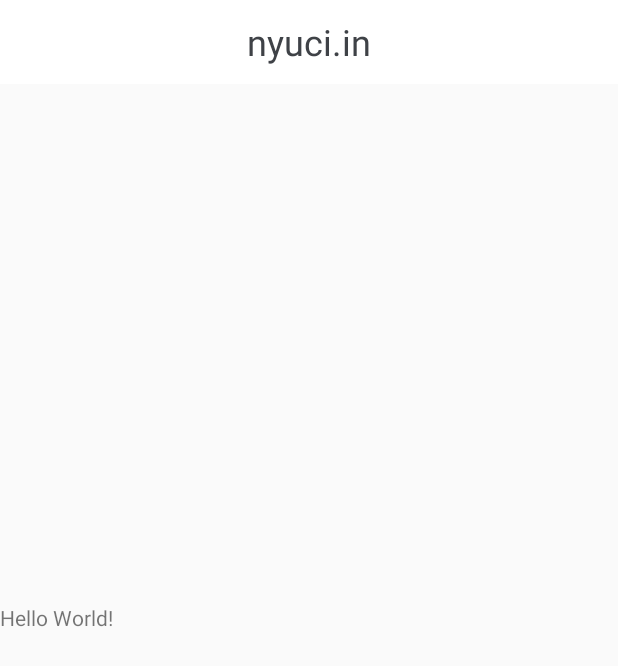
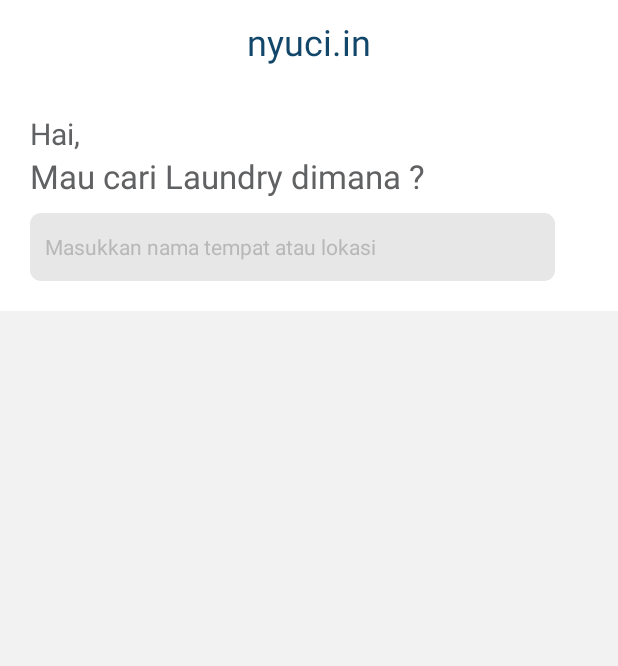
Before and after one commit to rizqimauludin10/ProjectTugasAkhirNew_v1, an Android app: the layout activity_main.xml on its own in the app's theme, with its tools: preview values and no code run, on a phone screen of 412 x 824 dp. Shown: the top 666 px of the screen. Run offline under Robolectric (Android 15) with nearby library versions, the light colour scheme and no system bars.

Commit message:
tes commit 2

```diff
--- /dev/null
+++ b/app/src/main/res/drawable/edittext_style.xml
@@ -0,0 +1,13 @@
+<?xml version="1.0" encoding="utf-8"?>
+<shape xmlns:android="http://schemas.android.com/apk/res/android" >
+
+    <solid android:color="#E7E7E7" />
+
+    <!--<stroke
+        android:width="1dp"
+        android:color="#2f6699" />-->
+    <corners
+        android:radius="7dp"
+        />
+
+</shape>
--- a/app/src/main/res/drawable/side_nav_bar.xml
+++ b/app/src/main/res/drawable/side_nav_bar.xml
@@ -1,9 +1,10 @@
 <shape xmlns:android="http://schemas.android.com/apk/res/android"
     android:shape="rectangle">
+
     <gradient
         android:angle="135"
-        android:centerColor="#009688"
-        android:endColor="#00695C"
-        android:startColor="#4DB6AC"
+        android:centerColor="#FFFFFF"
+        android:endColor="#FFFFFF"
+        android:startColor="#FFFFFF"
         android:type="linear" />
 </shape>
--- a/app/src/main/res/layout/activity_main.xml
+++ b/app/src/main/res/layout/activity_main.xml
@@ -18,7 +18,9 @@
         android:layout_width="wrap_content"
         android:layout_height="match_parent"
         android:layout_gravity="start"
+        android:background="@drawable/side_nav_bar"
         android:fitsSystemWindows="true"
+        app:itemTextColor="#848484"
         app:headerLayout="@layout/nav_header_main"
         app:menu="@menu/activity_main_drawer" />
 
--- a/app/src/main/res/layout/app_bar_main.xml
+++ b/app/src/main/res/layout/app_bar_main.xml
@@ -6,6 +6,8 @@
     android:layout_width="match_parent"
     android:layout_height="match_parent"
     tools:context=".MainActivity">
+
+    <include layout="@layout/content_main" />
 
 
     <androidx.appcompat.widget.Toolbar
@@ -33,6 +35,6 @@
     </RelativeLayout>
 
 
-    <include layout="@layout/content_main" />
+
 
 </RelativeLayout>
--- a/app/src/main/res/layout/content_main.xml
+++ b/app/src/main/res/layout/content_main.xml
@@ -6,12 +6,55 @@
     android:layout_height="match_parent"
     app:layout_behavior="@string/appbar_scrolling_view_behavior"
     tools:context=".MainActivity"
+    android:background="@color/backgroundmain"
     android:orientation="horizontal">
 
-    <TextView
-        android:layout_width="wrap_content"
+    <LinearLayout
+        android:layout_width="match_parent"
         android:layout_height="wrap_content"
-        android:text="Hello World!"
-        android:layout_gravity="center"/>
+        android:layout_marginTop="55dp"
+        android:orientation="vertical"
+        android:background="@color/background"
+        android:padding="20dp">
+        <TextView
+            android:layout_width="wrap_content"
+            android:layout_height="wrap_content"
+            android:text="Hai,"
+            android:textSize="20sp"
+            android:textColor="#606163"
+            fontPath="font/TitilliumWeb-Bold.ttf"
+            tools:ignore="MissingPrefix"/>
+
+        <TextView
+            android:layout_width="wrap_content"
+            android:layout_height="wrap_content"
+            android:text="Mau cari Laundry dimana ? "
+            android:textSize="22sp"
+            android:textColor="#606163"
+            fontPath="font/TitilliumWeb-Bold.ttf"
+            tools:ignore="MissingPrefix"
+            />
+
+        <FrameLayout
+            android:layout_width="match_parent"
+            android:layout_height="wrap_content"
+            android:layout_marginTop="10dp">
+
+            <EditText
+                android:layout_width="350dp"
+                android:layout_height="45dp"
+                android:text="Masukkan nama tempat atau lokasi"
+                android:textSize="14sp"
+                android:padding="10dp"
+                android:textColor="#B8B8B8"
+                android:background="@drawable/edittext_style"
+                fontPath="font/TitilliumWeb-Light.ttf"
+                tools:ignore="MissingPrefix"/>
+
+        </FrameLayout>
+
+    </LinearLayout>
+
+
 
 </LinearLayout>
--- a/app/src/main/res/menu/activity_main_drawer.xml
+++ b/app/src/main/res/menu/activity_main_drawer.xml
@@ -9,30 +9,31 @@
             android:icon="@drawable/ic_menu_camera"
             android:title="@string/menu_home" />
         <item
-            android:id="@+id/nav_gallery"
+            android:id="@+id/nav_add"
             android:icon="@drawable/ic_menu_gallery"
-            android:title="@string/menu_gallery" />
+            android:title="@string/menu_add" />
         <item
-            android:id="@+id/nav_slideshow"
+            android:id="@+id/nav_profile"
             android:icon="@drawable/ic_menu_slideshow"
-            android:title="@string/menu_slideshow" />
+            android:title="@string/menu_profile" />
         <item
-            android:id="@+id/nav_tools"
+            android:id="@+id/nav_about"
             android:icon="@drawable/ic_menu_manage"
-            android:title="@string/menu_tools" />
+            android:title="@string/menu_about" />
+
+        <item
+            android:id="@+id/nav_signout"
+            android:icon="@drawable/ic_menu_share"
+            android:title="@string/menu_signout" />
     </group>
 
-    <item android:title="Communicate">
+    <!--<item android:title="Communicate">
         <menu>
             <item
-                android:id="@+id/nav_share"
+                android:id="@+id/nav_signout"
                 android:icon="@drawable/ic_menu_share"
-                android:title="@string/menu_share" />
-            <item
-                android:id="@+id/nav_send"
-                android:icon="@drawable/ic_menu_send"
-                android:title="@string/menu_send" />
+                android:title="@string/menu_signout" />
         </menu>
-    </item>
+    </item>-->
 
 </menu>
--- a/app/src/main/res/menu/main.xml
+++ b/app/src/main/res/menu/main.xml
@@ -5,5 +5,6 @@
         android:id="@+id/action_settings"
         android:orderInCategory="100"
         android:title="@string/action_settings"
-        app:showAsAction="never" />
+        android:icon="@drawable/ic_menu_manage"
+        app:showAsAction="always" />
 </menu>
--- a/app/src/main/res/values/colors.xml
+++ b/app/src/main/res/values/colors.xml
@@ -2,9 +2,11 @@
 <resources>
     <color name="colorPrimary">#008577</color>
     <color name="colorPrimaryDark">#00574B</color>
-    <color name="colorAccent">#D81B60</color>
+    <color name="colorAccent">#3F4247</color>
     <color name="colorPrimaryApps">#3263FE</color>
-    <color name="text">#424056</color>
-    <color name="tittleApps">#3F4247</color>
+    <color name="text">#979797</color>
+    <color name="username">#3F4247</color>
+    <color name="tittleApps">#13476A</color>
     <color name="background">#FFFFFF</color>
+    <color name="backgroundmain">#F2F2F2</color>
 </resources>
--- a/app/src/main/res/values/strings.xml
+++ b/app/src/main/res/values/strings.xml
@@ -2,15 +2,14 @@
     <string name="app_name">TugasAkhir_NyuciApps</string>
     <string name="navigation_drawer_open">Open navigation drawer</string>
     <string name="navigation_drawer_close">Close navigation drawer</string>
-    <string name="nav_header_title">Android Studio</string>
-    <string name="nav_header_subtitle">android.studio@android.com</string>
-    <string name="nav_header_desc">Navigation header</string>
+    <string name="nav_header_title">Rizqi Mauludin</string>
+    <string name="nav_header_subtitle">rizqimauludin10@gmail.com</string>
+    <string name="nav_header_desc">Foto Profil</string>
     <string name="action_settings">Settings</string>
 
-    <string name="menu_home">Home</string>
-    <string name="menu_gallery">Gallery</string>
-    <string name="menu_slideshow">Slideshow</string>
-    <string name="menu_tools">Tools</string>
-    <string name="menu_share">Share</string>
-    <string name="menu_send">Send</string>
+    <string name="menu_home">Cari Laundry</string>
+    <string name="menu_add">Tambah Laundry</string>
+    <string name="menu_profile">Profil</string>
+    <string name="menu_about">Tentang</string>
+    <string name="menu_signout">Keluar</string>
 </resources>
```
Also changed, not shown: app/src/main/java/com/example/tugasakhir_nyuciapps/MainActivity.java (+4 -6 lines), app/src/main/res/layout/nav_header_main.xml (+27 -7 lines).
